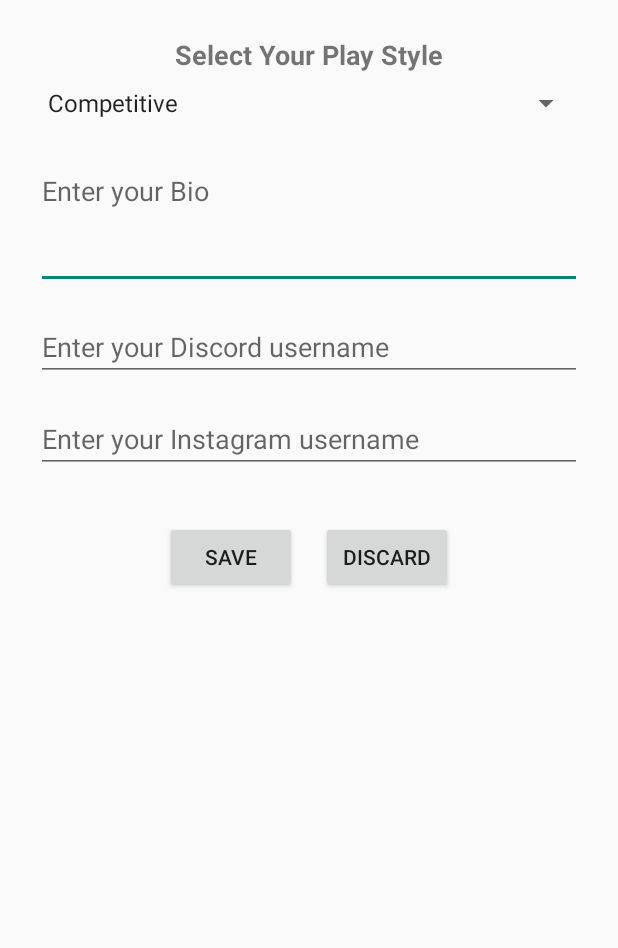
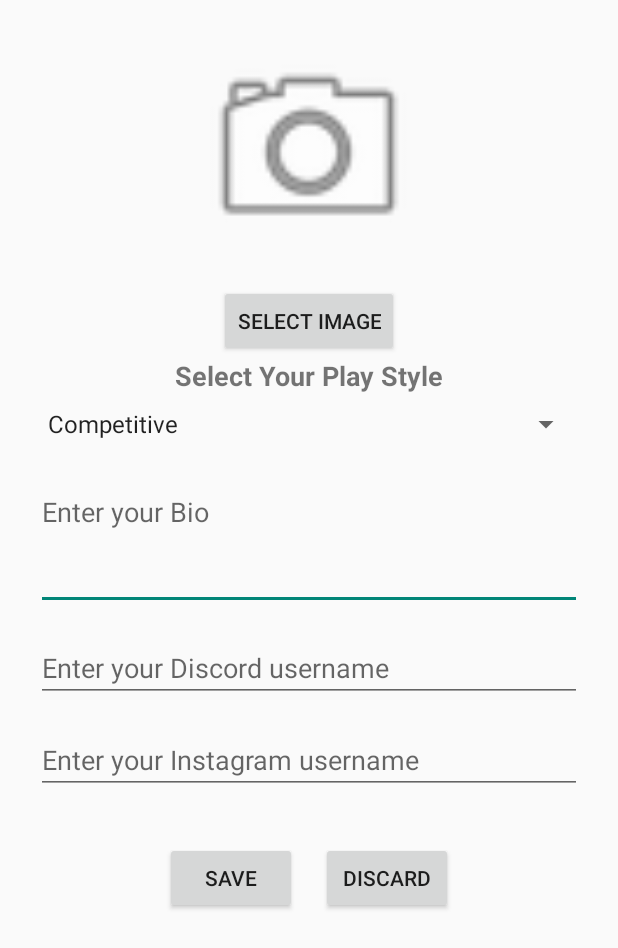
Before and after one commit to GitBray/ProjectGamr, an Android app built with Jetpack Compose: the layout fragment_profile.xml on its own in the app's theme, with its tools: preview values and no code run, on a phone screen of 412 x 824 dp. Shown: the top 948 px of the screen. Run offline under Robolectric (Android 15) with nearby library versions, the light colour scheme and no system bars.

Commit message:
added the ability to get a profile pic from gallery

```diff
--- a/app/build.gradle.kts
+++ b/app/build.gradle.kts
@@ -64,5 +64,10 @@ dependencies {
     implementation("com.jakewharton.retrofit:retrofit2-kotlinx-serialization-converter:1.0.0")
     implementation("com.google.android.gms:play-services-location:21.1.0")
     implementation("com.google.android.gms:play-services-maps:17.0.1") // Google Maps
+    implementation ("com.squareup.retrofit2:retrofit:2.9.0")
+    implementation ("com.squareup.retrofit2:converter-gson:2.9.0")
+    implementation ("com.squareup.okhttp3:okhttp:4.10.0")
+    implementation ("com.squareup.okhttp3:logging-interceptor:4.10.0")
+
 
 }
--- a/app/src/main/java/com/example/GamrUI/RetrofitClient.kt
+++ b/app/src/main/java/com/example/GamrUI/RetrofitClient.kt
@@ -7,7 +7,7 @@ object RetrofitClient {
     // Base URL of the backend server
     // points to device where the folders where the PHP files are
     // replace ip address with your current ip address to work
-    private const val BASE_URL = "http://192.168.1.5/gamr_api/"
+    private const val BASE_URL = "http://138.47.160.61/gamr_api/"
 
     // interface used for API calls
     val apiService: ApiService by lazy {
--- a/app/src/main/res/layout/fragment_profile.xml
+++ b/app/src/main/res/layout/fragment_profile.xml
@@ -10,6 +10,23 @@
         android:orientation="vertical"
         android:gravity="center_horizontal"
         android:spacing="16dp">
+
+        <ImageView
+            android:id="@+id/imageViewProfile"
+            android:layout_width="150dp"
+            android:layout_height="150dp"
+            android:layout_gravity="center"
+            android:scaleType="centerCrop"
+            android:layout_marginBottom="16dp"
+            android:src="@android:drawable/ic_menu_camera"
+            />
+
+        <Button
+            android:id="@+id/buttonSelectImage"
+            android:layout_width="wrap_content"
+            android:layout_height="wrap_content"
+            android:text="Select Image"
+            android:layout_gravity="center"/>
 
         <TextView
             android:id="@+id/textViewPlayStyleLabel"
```
Also changed, not shown: app/src/main/java/com/example/GamrUI/ApiService.kt (+16 -0 lines), app/src/main/java/com/example/GamrUI/fragments/ProfileFragment.kt (+82 -23 lines).
